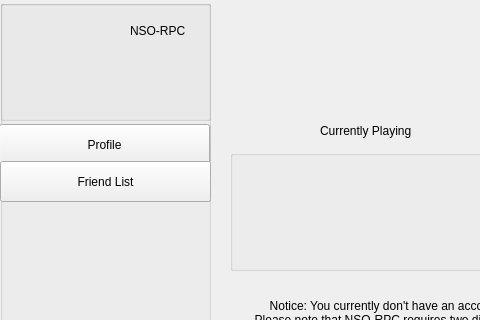
The window that client/layout/mainwindow.ui (MCMi460/NSO-RPC) describes before a commit, drawn with Qt 5; both pictures show x 0 to 480 and y 0 to 320 of the 600 by 600 pixel window.
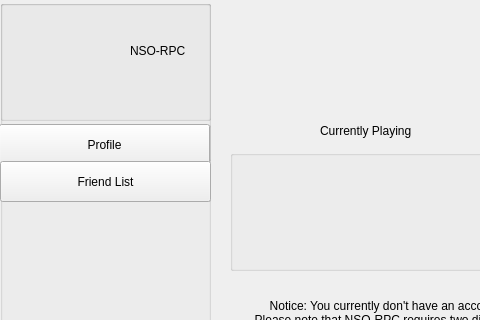
The same window after the commit. The open tabs and pages were chosen to show the change.

What changed in the file:
```diff
--- a/client/layout/mainwindow.ui
+++ b/client/layout/mainwindow.ui
@@ -212,7 +212,7 @@
          <x>130</x>
          <y>20</y>
          <width>71</width>
-         <height>21</height>
+         <height>61</height>
         </rect>
        </property>
        <property name="text">
```
